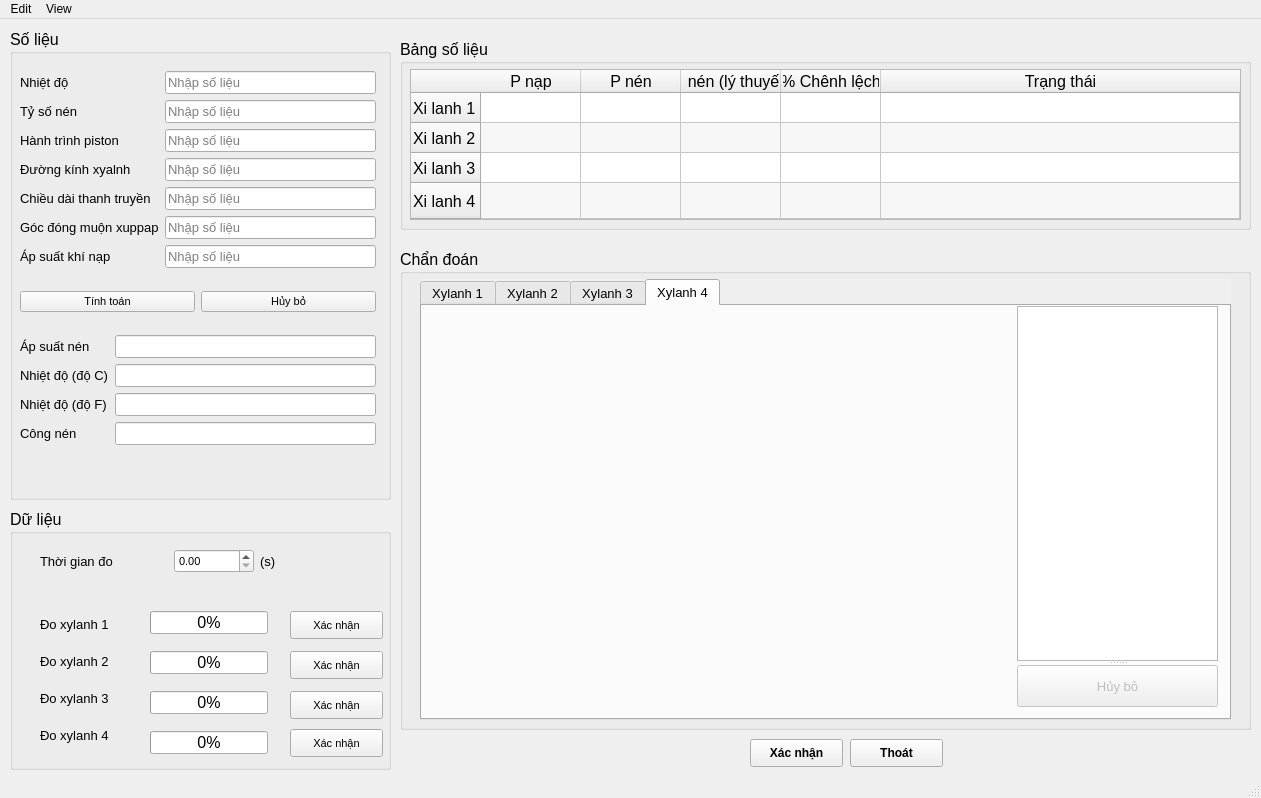
Phamthinh02/Luan_van, file GUI/GUImain.ui: the form before one commit.
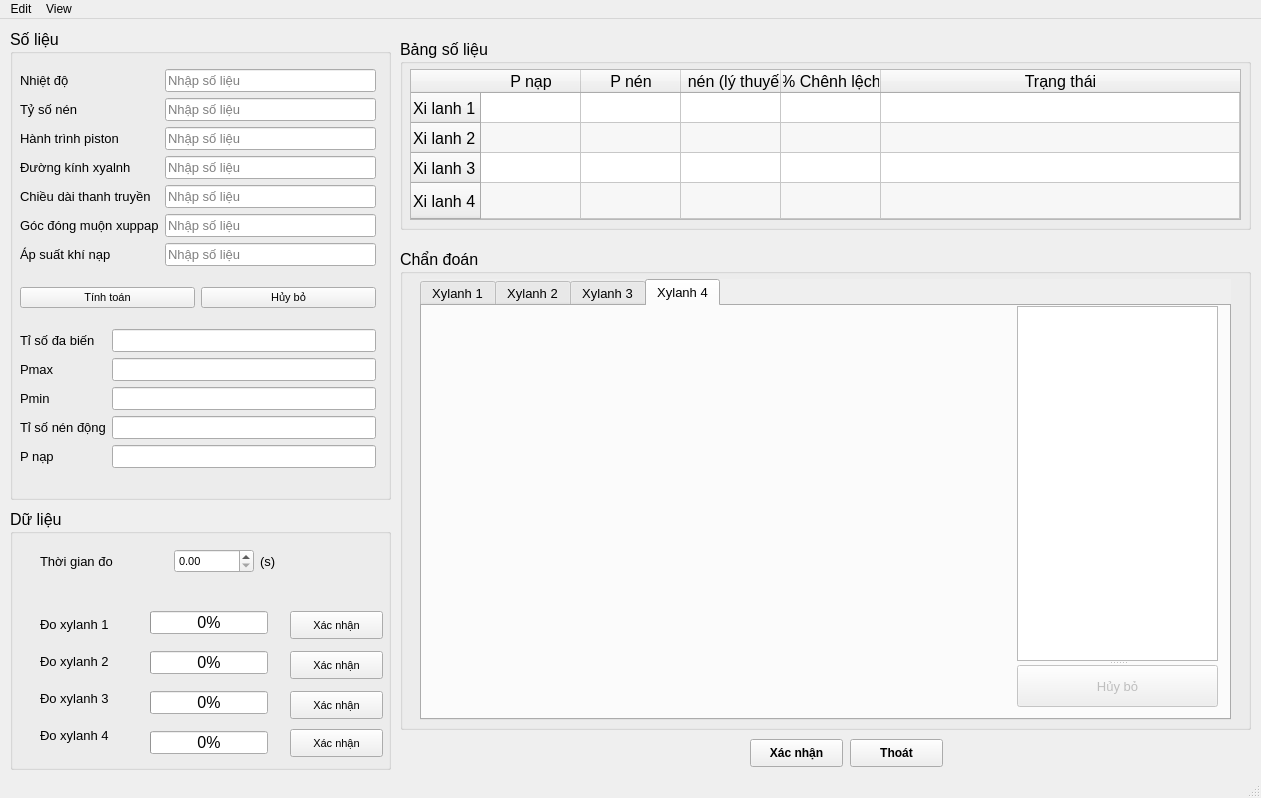
The form after the commit. The open tabs and pages were chosen to show the change.

Patch:
```diff
--- a/GUI/GUImain.ui
+++ b/GUI/GUImain.ui
@@ -37,7 +37,7 @@
        <x>10</x>
        <y>25</y>
        <width>356</width>
-       <height>408</height>
+       <height>430</height>
       </rect>
      </property>
      <layout class="QGridLayout" name="LT_foreseen">
@@ -239,19 +239,46 @@
       </item>
       <item row="2" column="0" colspan="2">
        <layout class="QGridLayout" name="gridLayout_4">
-        <item row="0" column="0">
-         <widget class="QLabel" name="label_Compression">
+        <item row="3" column="0">
+         <widget class="QLabel" name="label_dym_comp_rat">
           <property name="font">
            <font>
             <pointsize>10</pointsize>
            </font>
           </property>
           <property name="text">
-           <string>Áp suất nén</string>
+           <string>Tỉ số nén động</string>
           </property>
          </widget>
         </item>
-        <item row="0" column="1">
+        <item row="2" column="0">
+         <widget class="QLabel" name="label_Compression_min">
+          <property name="font">
+           <font>
+            <pointsize>10</pointsize>
+           </font>
+          </property>
+          <property name="text">
+           <string>Pmin</string>
+          </property>
+         </widget>
+        </item>
+        <item row="4" column="1">
+         <widget class="QLineEdit" name="LE_load">
+          <property name="font">
+           <font>
+            <pointsize>10</pointsize>
+           </font>
+          </property>
+          <property name="readOnly">
+           <bool>true</bool>
+          </property>
+          <property name="placeholderText">
+           <string/>
+          </property>
+         </widget>
+        </item>
+        <item row="1" column="1">
          <widget class="QLineEdit" name="LE_Compression">
           <property name="font">
            <font>
@@ -266,42 +293,42 @@
           </property>
          </widget>
         </item>
+        <item row="3" column="1">
+         <widget class="QLineEdit" name="LE_dym_comp_rat">
+          <property name="font">
+           <font>
+            <pointsize>10</pointsize>
+           </font>
+          </property>
+          <property name="readOnly">
+           <bool>true</bool>
+          </property>
+          <property name="placeholderText">
+           <string/>
+          </property>
+         </widget>
+        </item>
+        <item row="4" column="0">
+         <widget class="QLabel" name="label_load">
+          <property name="font">
+           <font>
+            <pointsize>10</pointsize>
+           </font>
+          </property>
+          <property name="text">
+           <string>P nạp</string>
+          </property>
+         </widget>
+        </item>
         <item row="1" column="0">
-         <widget class="QLabel" name="label_Comp_temp_C">
+         <widget class="QLabel" name="label_Compression">
           <property name="font">
            <font>
             <pointsize>10</pointsize>
            </font>
           </property>
           <property name="text">
-           <string>Nhiệt độ (độ C)</string>
-          </property>
-         </widget>
-        </item>
-        <item row="1" column="1">
-         <widget class="QLineEdit" name="LE_Comp_temp_C">
-          <property name="font">
-           <font>
-            <pointsize>10</pointsize>
-           </font>
-          </property>
-          <property name="readOnly">
-           <bool>true</bool>
-          </property>
-          <property name="placeholderText">
-           <string/>
-          </property>
-         </widget>
-        </item>
-        <item row="2" column="0">
-         <widget class="QLabel" name="label_Comp_temp_F">
-          <property name="font">
-           <font>
-            <pointsize>10</pointsize>
-           </font>
-          </property>
-          <property name="text">
-           <string>Nhiệt độ (độ F)</string>
+           <string>Pmax</string>
           </property>
          </widget>
         </item>
@@ -320,20 +347,20 @@
           </property>
          </widget>
         </item>
-        <item row="3" column="0">
-         <widget class="QLabel" name="label_watt">
+        <item row="0" column="0">
+         <widget class="QLabel" name="label_n">
           <property name="font">
            <font>
             <pointsize>10</pointsize>
            </font>
           </property>
           <property name="text">
-           <string>Công nén</string>
+           <string>Tỉ số đa biến</string>
           </property>
          </widget>
         </item>
-        <item row="3" column="1">
-         <widget class="QLineEdit" name="LE_watt">
+        <item row="0" column="1">
+         <widget class="QLineEdit" name="LE_n">
           <property name="font">
            <font>
             <pointsize>10</pointsize>
```
Left out of the diff: 8 changed lines with no effect on the pictures.
